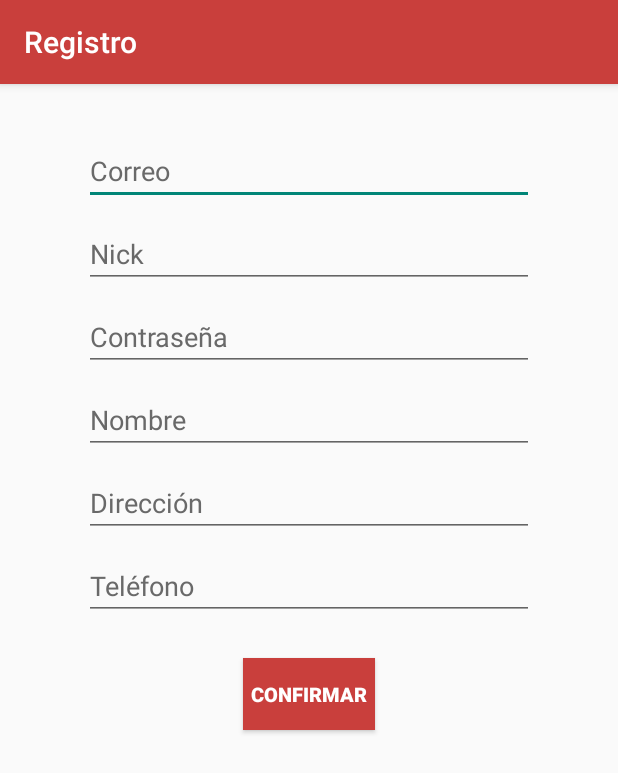
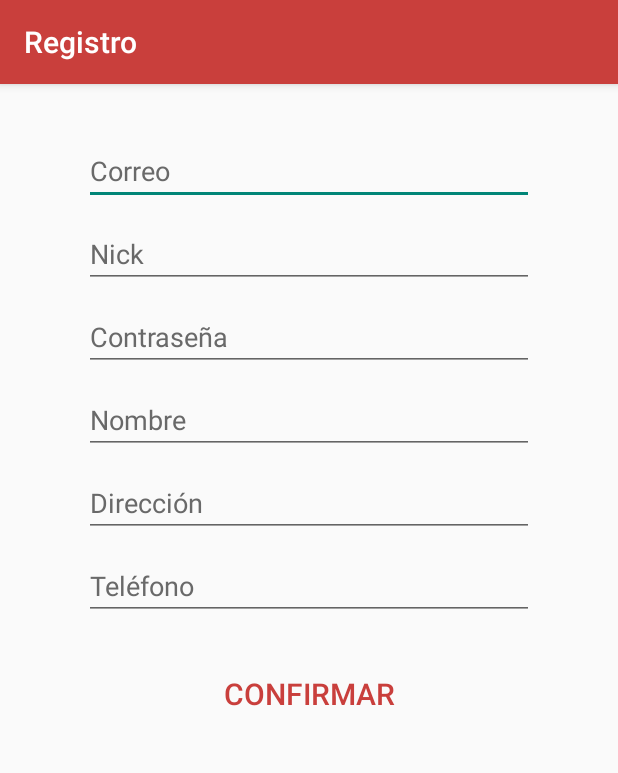
Before and after one commit to OscarClemente/ps-15-e01-journey, an Android app: the RegistroActivity screen opened directly, with no data from a screen before it, on a phone screen of 412 x 824 dp. Shown: the top 773 px of the screen. Run offline under Robolectric (Android 15) with nearby library versions, the phone set to English and light mode, and no system bars.

Commit message:
Cambiado botón de registro.

```diff
--- a/app/src/main/res/layout/registro.xml
+++ b/app/src/main/res/layout/registro.xml
@@ -74,9 +74,8 @@
 		android:layout_width="wrap_content"
 		android:layout_height="wrap_content"
         android:layout_gravity="center_horizontal"
-        android:background="@color/journeyred"
-        android:textColor="@color/whiteHint"
-        android:textSize="13dp"
-        android:textStyle="bold" />
+        android:textColor="@color/journeyred"
+        android:textSize="20dp"
+        style="?android:attr/borderlessButtonStyle" />
 
 </LinearLayout>
```
